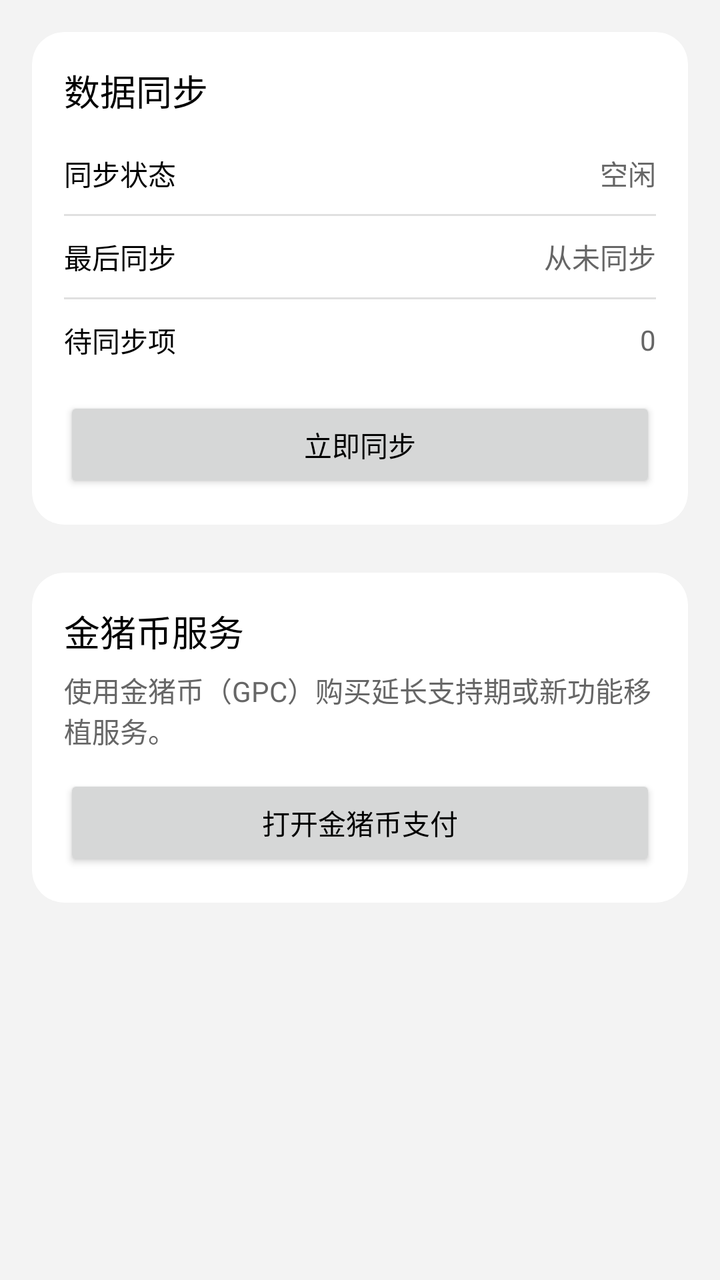
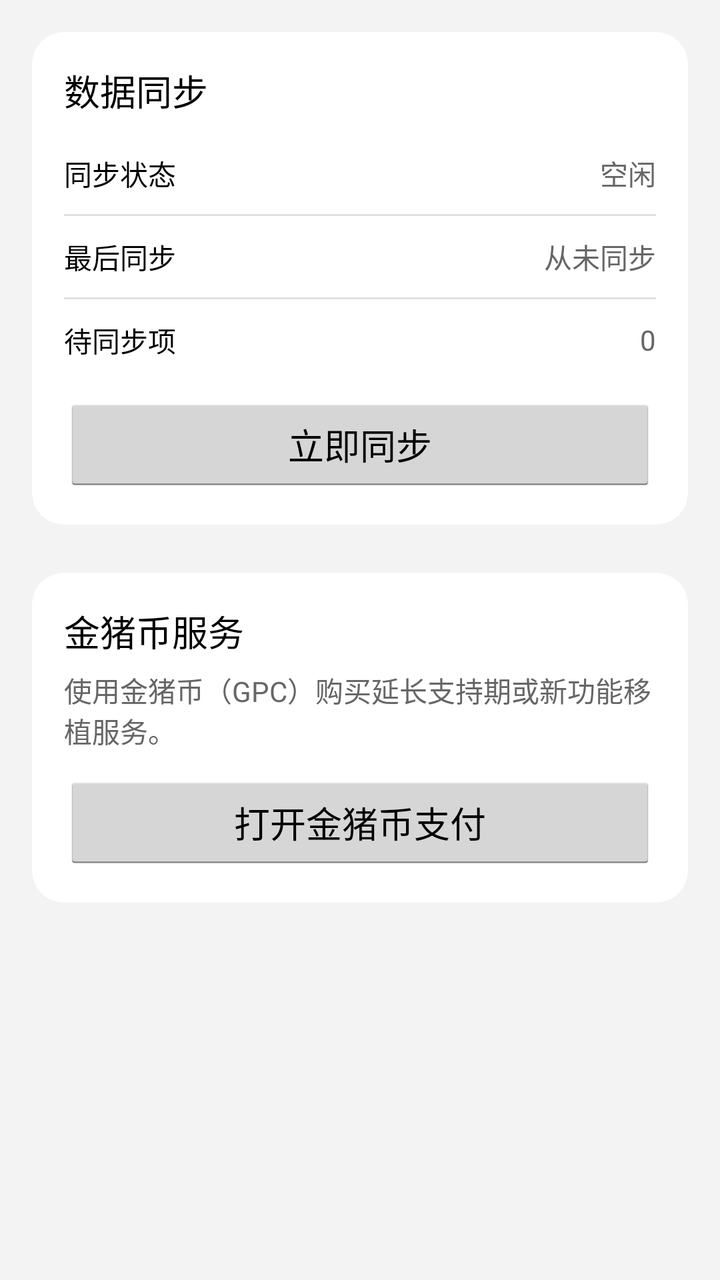

Compare the two renders of this Android layout. The source of the first and the diff that turns it into the second are given below.
<!-- AndroidManifest.xml: application theme AppTheme.NoActionBar -->
<!-- res/layout/fragment_settings.xml -->
<?xml version="1.0" encoding="utf-8"?>
<ScrollView xmlns:android="http://schemas.android.com/apk/res/android"
    xmlns:app="http://schemas.android.com/apk/res-auto"
    android:layout_width="match_parent"
    android:layout_height="match_parent"
    android:background="@color/app_background"
    android:fillViewport="true">

    <LinearLayout
        android:layout_width="match_parent"
        android:layout_height="wrap_content"
        android:orientation="vertical"
        android:padding="16dp">

        <FrameLayout
            android:id="@+id/contentContainer"
            android:layout_width="match_parent"
            android:layout_height="wrap_content">

            
            <LinearLayout
                android:id="@+id/dataSyncContent"
                android:layout_width="match_parent"
                android:layout_height="wrap_content"
                android:orientation="vertical">

                <androidx.cardview.widget.CardView
                    android:layout_width="match_parent"
                    android:layout_height="wrap_content"
                    android:layout_marginBottom="12dp"
                    app:cardBackgroundColor="?attr/colorSurface"
                    app:cardCornerRadius="16dp"
                    app:cardElevation="0dp">

                    <LinearLayout
                        android:layout_width="match_parent"
                        android:layout_height="wrap_content"
                        android:orientation="vertical"
                        android:padding="16dp">

                        <TextView
                            android:layout_width="match_parent"
                            android:layout_height="wrap_content"
                            android:layout_marginBottom="12dp"
                            android:text="@string/sync_title"
                            android:textAppearance="?attr/textAppearanceTitleMedium"
                            android:textColor="@color/text_primary" />

                        <LinearLayout
                            android:layout_width="match_parent"
                            android:layout_height="wrap_content"
                            android:gravity="center_vertical"
                            android:orientation="horizontal"
                            android:paddingVertical="6dp">

                            <TextView
                                android:layout_width="0dp"
                                android:layout_height="wrap_content"
                                android:layout_weight="1"
                                android:text="@string/sync_status"
                                android:textAppearance="?attr/textAppearanceBodyMedium"
                                android:textColor="@color/text_primary" />

                            <TextView
                                android:id="@+id/tvSyncStatus"
                                android:layout_width="wrap_content"
                                android:layout_height="wrap_content"
                                android:text="@string/sync_status_idle"
                                android:textAppearance="?attr/textAppearanceBodyMedium"
                                android:textColor="@color/text_secondary" />
                        </LinearLayout>

                        <View
                            android:layout_width="match_parent"
                            android:layout_height="1dp"
                            android:layout_marginVertical="4dp"
                            android:background="@color/divider" />

                        <LinearLayout
                            android:layout_width="match_parent"
                            android:layout_height="wrap_content"
                            android:gravity="center_vertical"
                            android:orientation="horizontal"
                            android:paddingVertical="6dp">

                            <TextView
                                android:layout_width="0dp"
                                android:layout_height="wrap_content"
                                android:layout_weight="1"
                                android:text="@string/sync_last_time"
                                android:textAppearance="?attr/textAppearanceBodyMedium"
                                android:textColor="@color/text_primary" />

                            <TextView
                                android:id="@+id/tvSyncLastTime"
                                android:layout_width="wrap_content"
                                android:layout_height="wrap_content"
                                android:text="@string/sync_never"
                                android:textAppearance="?attr/textAppearanceBodySmall"
                                android:textColor="@color/text_secondary" />
                        </LinearLayout>

                        <View
                            android:layout_width="match_parent"
                            android:layout_height="1dp"
                            android:layout_marginVertical="4dp"
                            android:background="@color/divider" />

                        <LinearLayout
                            android:layout_width="match_parent"
                            android:layout_height="wrap_content"
                            android:gravity="center_vertical"
                            android:orientation="horizontal"
                            android:paddingVertical="6dp">

                            <TextView
                                android:layout_width="0dp"
                                android:layout_height="wrap_content"
                                android:layout_weight="1"
                                android:text="@string/sync_pending_count"
                                android:textAppearance="?attr/textAppearanceBodyMedium"
                                android:textColor="@color/text_primary" />

                            <TextView
                                android:id="@+id/tvSyncPending"
                                android:layout_width="wrap_content"
                                android:layout_height="wrap_content"
                                android:text="0"
                                android:textAppearance="?attr/textAppearanceBodyMedium"
                                android:textColor="@color/text_secondary" />
                        </LinearLayout>

                        <Button
                            android:id="@+id/btnManualSync"
                            android:layout_width="match_parent"
                            android:layout_height="wrap_content"
                            android:layout_marginTop="12dp"
                            android:text="@string/sync_manual_trigger" />
                    </LinearLayout>
                </androidx.cardview.widget.CardView>

                <androidx.cardview.widget.CardView
                    android:id="@+id/cardGoldPigCoin"
                    android:layout_width="match_parent"
                    android:layout_height="wrap_content"
                    android:layout_marginTop="12dp"
                    app:cardBackgroundColor="?attr/colorSurface"
                    app:cardCornerRadius="16dp"
                    app:cardElevation="0dp">

                    <LinearLayout
                        android:layout_width="match_parent"
                        android:layout_height="wrap_content"
                        android:orientation="vertical"
                        android:padding="16dp">

                        <TextView
                            android:layout_width="match_parent"
                            android:layout_height="wrap_content"
                            android:layout_marginBottom="6dp"
                            android:text="@string/gpc_service_title"
                            android:textAppearance="?attr/textAppearanceTitleMedium"
                            android:textColor="@color/text_primary" />

                        <TextView
                            android:layout_width="match_parent"
                            android:layout_height="wrap_content"
                            android:layout_marginBottom="12dp"
                            android:text="@string/gpc_service_desc"
                            android:textAppearance="?attr/textAppearanceBodySmall"
                            android:textColor="@color/text_secondary" />

                        <Button
                            android:id="@+id/btnOpenGoldPigCoin"
                            android:layout_width="match_parent"
                            android:layout_height="wrap_content"
                            android:text="@string/gpc_open_payment" />
                    </LinearLayout>
                </androidx.cardview.widget.CardView>
            </LinearLayout>
        </FrameLayout>

        <TextView
            android:id="@+id/tvVersion"
            android:layout_width="match_parent"
            android:layout_height="wrap_content"
            android:layout_marginTop="16dp"
            android:layout_marginBottom="8dp"
            android:gravity="center_horizontal"
            android:textAppearance="?attr/textAppearanceBodySmall"
            android:textColor="@color/text_secondary" />

    </LinearLayout>
</ScrollView>
<!-- resources referenced by this layout -->
<resources>
  <style name="AppTheme.Base" parent="Theme.AppCompat.DayNight.DarkActionBar">
          <item name="android:windowActionBar">false</item>
          <item name="android:windowNoTitle">true</item>
  
          
          <item name="android:colorAccent">@color/brand_primary</item>
          <item name="android:colorBackground">@color/app_background</item>
          <item name="android:textColorPrimary">@color/text_primary</item>
          <item name="android:textColorSecondary">@color/text_secondary</item>
          <item name="android:windowBackground">@color/app_background</item>
          <item name="android:actionBarStyle">@style/HoloActionBar</item>
          <item name="android:statusBarColor">@color/app_surface</item>
          
          <item name="android:windowLightStatusBar">@bool/light_system_bars</item>
          
          <item name="android:navigationBarColor">@android:color/black</item>
  
          
          <item name="colorPrimary">@color/brand_primary</item>
          <item name="colorPrimaryVariant">@color/brand_primary_variant</item>
          <item name="colorSecondary">@color/brand_secondary</item>
          <item name="colorSecondaryVariant">@color/brand_secondary_variant</item>
          <item name="colorOnPrimary">@color/on_primary</item>
          <item name="colorOnSecondary">@color/on_secondary</item>
          <item name="colorError">@color/app_error</item>
          <item name="colorOnError">@color/on_error</item>
          <item name="colorSurface">@color/app_surface</item>
          <item name="colorOnSurface">@color/text_primary</item>
          
          <item name="cardViewStyle">@style/HoloCardView</item>
          <item name="colorOnBackground">@color/text_primary</item>
          <item name="colorOutline">@color/divider</item>
  
          
          <item name="textAppearanceTitleLarge">@style/TextAppearance.AppCompat.Large</item>
          <item name="textAppearanceTitleMedium">@style/TextAppearance.AppCompat.Medium</item>
          <item name="textAppearanceTitleSmall">@style/TextAppearance.AppCompat.Small</item>
          <item name="textAppearanceBodyLarge">@style/TextAppearance.AppCompat.Medium</item>
          <item name="textAppearanceBodyMedium">@style/TextAppearance.AppCompat.Small</item>
          <item name="textAppearanceBodySmall">@style/TextAppearance.AppCompat.Small</item>
  
          
          <item name="materialButtonOutlinedStyle">@style/Widget.Holo.OutlinedButton</item>
      </style>
  <style name="HoloActionBar" parent="Widget.AppCompat.ActionBar.Solid">
          <item name="android:background">@color/brand_primary</item>
      </style>
  <color name="brand_primary_variant">#FF0099CC</color>
  <color name="brand_secondary">#FF33B5E5</color>
  <color name="brand_secondary_variant">#FF0099CC</color>
  <color name="on_primary">#FFFFFFFF</color>
  <color name="on_secondary">#FF000000</color>
  <color name="app_error">#FFCC0000</color>
  <color name="on_error">#FFFFFFFF</color>
  <style name="HoloCardView">
          <item name="cardBackgroundColor">@color/app_surface</item>
      </style>
  <style name="Widget.Holo.OutlinedButton" parent="Widget.AppCompat.Button">
          <item name="android:background">@drawable/btn_outline_background</item>
          <item name="android:textColor">@color/brand_primary</item>
      </style>
  <!-- drawable btn_outline_background (drawable) -->
  <?xml version="1.0" encoding="utf-8"?>
  <selector xmlns:android="http://schemas.android.com/apk/res/android">
      <item android:state_pressed="true">
          <shape android:shape="rectangle">
              <solid android:color="#1A33B5E5" />
              <stroke android:width="1dp" android:color="@color/brand_primary" />
              <corners android:radius="8dp" />
          </shape>
      </item>
      <item>
          <shape android:shape="rectangle">
              <solid android:color="@android:color/transparent" />
              <stroke android:width="1dp" android:color="@color/brand_primary" />
              <corners android:radius="8dp" />
          </shape>
      </item>
  </selector>
  <!-- unchanged entries left out for length: 17 -->
</resources>

<!-- the commit's change to res/layout/fragment_settings.xml (unified diff, before → after) -->
@@ -28,7 +28,7 @@
                     android:layout_width="match_parent"
                     android:layout_height="wrap_content"
                     android:layout_marginBottom="12dp"
-                    app:cardBackgroundColor="?attr/colorSurface"
+                    app:cardBackgroundColor="@color/app_surface"
                     app:cardCornerRadius="16dp"
                     app:cardElevation="0dp">
 
@@ -43,7 +43,7 @@
                             android:layout_height="wrap_content"
                             android:layout_marginBottom="12dp"
                             android:text="@string/sync_title"
-                            android:textAppearance="?attr/textAppearanceTitleMedium"
+                            android:textAppearance="?android:textAppearanceMedium"
                             android:textColor="@color/text_primary" />
 
                         <LinearLayout
@@ -58,7 +58,7 @@
                                 android:layout_height="wrap_content"
                                 android:layout_weight="1"
                                 android:text="@string/sync_status"
-                                android:textAppearance="?attr/textAppearanceBodyMedium"
+                                android:textAppearance="?android:textAppearanceSmall"
                                 android:textColor="@color/text_primary" />
 
                             <TextView
@@ -66,7 +66,7 @@
                                 android:layout_width="wrap_content"
                                 android:layout_height="wrap_content"
                                 android:text="@string/sync_status_idle"
-                                android:textAppearance="?attr/textAppearanceBodyMedium"
+                                android:textAppearance="?android:textAppearanceSmall"
                                 android:textColor="@color/text_secondary" />
                         </LinearLayout>
 
@@ -88,7 +88,7 @@
                                 android:layout_height="wrap_content"
                                 android:layout_weight="1"
                                 android:text="@string/sync_last_time"
-                                android:textAppearance="?attr/textAppearanceBodyMedium"
+                                android:textAppearance="?android:textAppearanceSmall"
                                 android:textColor="@color/text_primary" />
 
                             <TextView
@@ -96,7 +96,7 @@
                                 android:layout_width="wrap_content"
                                 android:layout_height="wrap_content"
                                 android:text="@string/sync_never"
-                                android:textAppearance="?attr/textAppearanceBodySmall"
+                                android:textAppearance="?android:textAppearanceSmall"
                                 android:textColor="@color/text_secondary" />
                         </LinearLayout>
 
@@ -118,7 +118,7 @@
                                 android:layout_height="wrap_content"
                                 android:layout_weight="1"
                                 android:text="@string/sync_pending_count"
-                                android:textAppearance="?attr/textAppearanceBodyMedium"
+                                android:textAppearance="?android:textAppearanceSmall"
                                 android:textColor="@color/text_primary" />
 
                             <TextView
@@ -126,7 +126,7 @@
                                 android:layout_width="wrap_content"
                                 android:layout_height="wrap_content"
                                 android:text="0"
-                                android:textAppearance="?attr/textAppearanceBodyMedium"
+                                android:textAppearance="?android:textAppearanceSmall"
                                 android:textColor="@color/text_secondary" />
                         </LinearLayout>
 
@@ -144,7 +144,7 @@
                     android:layout_width="match_parent"
                     android:layout_height="wrap_content"
                     android:layout_marginTop="12dp"
-                    app:cardBackgroundColor="?attr/colorSurface"
+                    app:cardBackgroundColor="@color/app_surface"
                     app:cardCornerRadius="16dp"
                     app:cardElevation="0dp">
 
@@ -159,7 +159,7 @@
                             android:layout_height="wrap_content"
                             android:layout_marginBottom="6dp"
                             android:text="@string/gpc_service_title"
-                            android:textAppearance="?attr/textAppearanceTitleMedium"
+                            android:textAppearance="?android:textAppearanceMedium"
                             android:textColor="@color/text_primary" />
 
                         <TextView
@@ -167,7 +167,7 @@
                             android:layout_height="wrap_content"
                             android:layout_marginBottom="12dp"
                             android:text="@string/gpc_service_desc"
-                            android:textAppearance="?attr/textAppearanceBodySmall"
+                            android:textAppearance="?android:textAppearanceSmall"
                             android:textColor="@color/text_secondary" />
 
                         <Button
@@ -187,7 +187,7 @@
             android:layout_marginTop="16dp"
             android:layout_marginBottom="8dp"
             android:gravity="center_horizontal"
-            android:textAppearance="?attr/textAppearanceBodySmall"
+            android:textAppearance="?android:textAppearanceSmall"
             android:textColor="@color/text_secondary" />
 
     </LinearLayout>
<!-- resource entries referenced after the edit -->
@@ -1,6 +1,6 @@
 <!-- resources referenced by this layout -->
 <resources>
-  <style name="AppTheme.Base" parent="Theme.AppCompat.DayNight.DarkActionBar">
+  <style name="AppTheme.Base" parent="android:Theme.Holo.Light">
           <item name="android:windowActionBar">false</item>
           <item name="android:windowNoTitle">true</item>
   
@@ -16,69 +16,10 @@
           <item name="android:windowLightStatusBar">@bool/light_system_bars</item>
           
           <item name="android:navigationBarColor">@android:color/black</item>
-  
-          
-          <item name="colorPrimary">@color/brand_primary</item>
-          <item name="colorPrimaryVariant">@color/brand_primary_variant</item>
-          <item name="colorSecondary">@color/brand_secondary</item>
-          <item name="colorSecondaryVariant">@color/brand_secondary_variant</item>
-          <item name="colorOnPrimary">@color/on_primary</item>
-          <item name="colorOnSecondary">@color/on_secondary</item>
-          <item name="colorError">@color/app_error</item>
-          <item name="colorOnError">@color/on_error</item>
-          <item name="colorSurface">@color/app_surface</item>
-          <item name="colorOnSurface">@color/text_primary</item>
-          
-          <item name="cardViewStyle">@style/HoloCardView</item>
-          <item name="colorOnBackground">@color/text_primary</item>
-          <item name="colorOutline">@color/divider</item>
-  
-          
-          <item name="textAppearanceTitleLarge">@style/TextAppearance.AppCompat.Large</item>
-          <item name="textAppearanceTitleMedium">@style/TextAppearance.AppCompat.Medium</item>
-          <item name="textAppearanceTitleSmall">@style/TextAppearance.AppCompat.Small</item>
-          <item name="textAppearanceBodyLarge">@style/TextAppearance.AppCompat.Medium</item>
-          <item name="textAppearanceBodyMedium">@style/TextAppearance.AppCompat.Small</item>
-          <item name="textAppearanceBodySmall">@style/TextAppearance.AppCompat.Small</item>
-  
-          
-          <item name="materialButtonOutlinedStyle">@style/Widget.Holo.OutlinedButton</item>
       </style>
-  <style name="HoloActionBar" parent="Widget.AppCompat.ActionBar.Solid">
+  <style name="HoloActionBar">
           <item name="android:background">@color/brand_primary</item>
       </style>
-  <color name="brand_primary_variant">#FF0099CC</color>
-  <color name="brand_secondary">#FF33B5E5</color>
-  <color name="brand_secondary_variant">#FF0099CC</color>
-  <color name="on_primary">#FFFFFFFF</color>
-  <color name="on_secondary">#FF000000</color>
-  <color name="app_error">#FFCC0000</color>
-  <color name="on_error">#FFFFFFFF</color>
-  <style name="HoloCardView">
-          <item name="cardBackgroundColor">@color/app_surface</item>
-      </style>
-  <style name="Widget.Holo.OutlinedButton" parent="Widget.AppCompat.Button">
-          <item name="android:background">@drawable/btn_outline_background</item>
-          <item name="android:textColor">@color/brand_primary</item>
-      </style>
-  <!-- drawable btn_outline_background (drawable) -->
-  <?xml version="1.0" encoding="utf-8"?>
-  <selector xmlns:android="http://schemas.android.com/apk/res/android">
-      <item android:state_pressed="true">
-          <shape android:shape="rectangle">
-              <solid android:color="#1A33B5E5" />
-              <stroke android:width="1dp" android:color="@color/brand_primary" />
-              <corners android:radius="8dp" />
-          </shape>
-      </item>
-      <item>
-          <shape android:shape="rectangle">
-              <solid android:color="@android:color/transparent" />
-              <stroke android:width="1dp" android:color="@color/brand_primary" />
-              <corners android:radius="8dp" />
-          </shape>
-      </item>
-  </selector>
   <!-- unchanged entries left out for length: 17 -->
 </resources>
 
